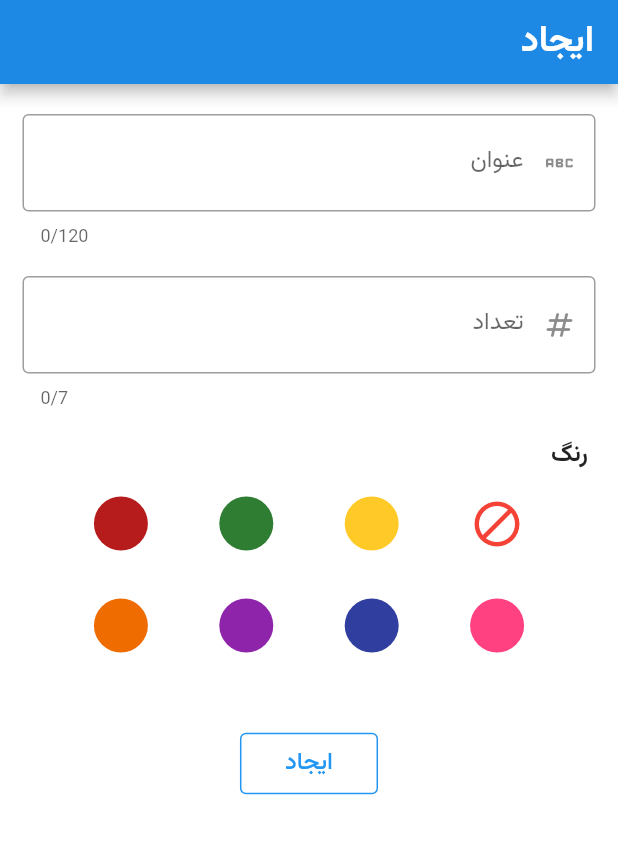
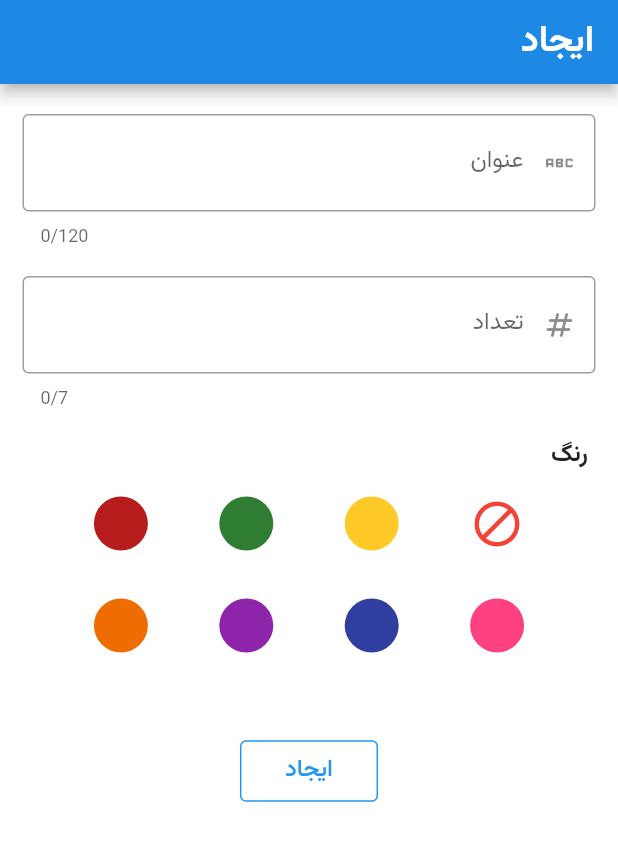
Before and after one commit to naazeri/beshmar-flutter, a Flutter app: the EditItemPage widget shown alone on an empty page, opened directly, on a phone screen of 412 x 824 dp. Shown: the top 841 px of the screen. Run offline on Flutter 3.47's test engine with Material 2 defaults, Android fonts, the phone set to English and light mode, and no system bars; our stand-ins replace file_picker, introduction_screen, package_info_plus, permission_handler, share_plus, shared_preferences and 1 more; missing offline and left inert: flutter_poolakey, holding_gesture; accounts and stored records are empty.

Commit message:
add space below edit item page buttons

```diff
--- a/lib/page/edit_item_page.dart
+++ b/lib/page/edit_item_page.dart
@@ -95,8 +95,9 @@ class _EditItemPageState extends State<EditItemPage> {
                     selectedColor = color?.value;
                   },
                 ),
-                const SizedBox(height: 50),
+                const SizedBox(height: 55),
                 _getButtons(context),
+                const SizedBox(height: 25),
               ],
             ),
           ),
```
